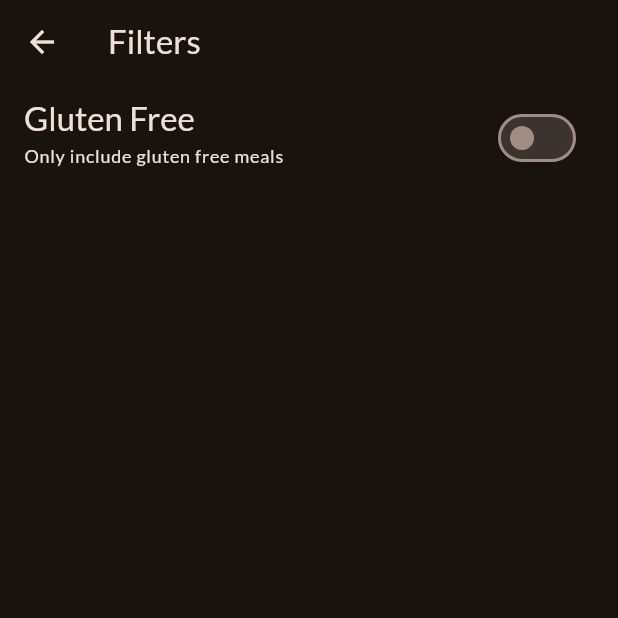
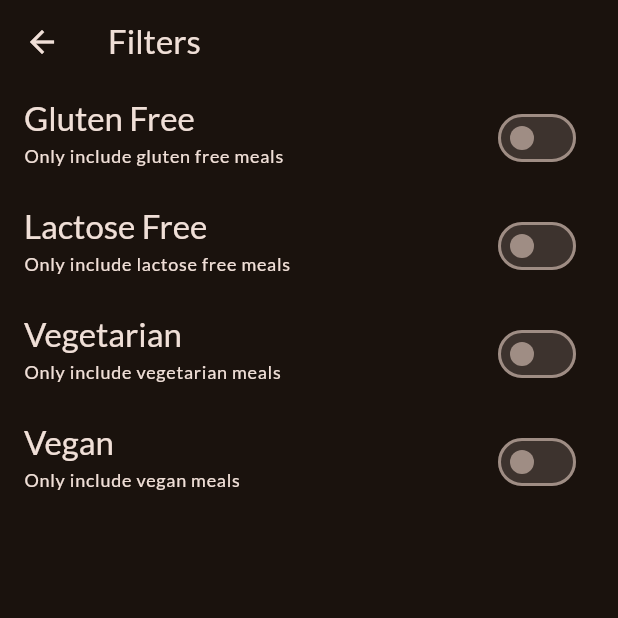
Before and after one commit to hamza5999/meals-app-riverpod, a Flutter app: the FiltersScreen screen opened directly, on a phone screen of 412 x 824 dp, the top half of it. Run offline on Flutter 3.47's test engine with Material 3 defaults, Android fonts, the phone set to English and light mode, and no system bars; our stand-ins replace google_fonts, transparent_image.

Commit message:
Add more filter switches and shown filtersScreen

```diff
--- a/lib/screens/filters.dart
+++ b/lib/screens/filters.dart
@@ -11,6 +11,9 @@ class FiltersScreen extends StatefulWidget {
 
 class _FiltersScreenState extends State<FiltersScreen> {
   bool _glutenFreeFilterSet = false;
+  bool _lactoseFreeFilterSet = false;
+  bool _vegetarianFilterSet = false;
+  bool _veganFilterSet = false;
 
   @override
   Widget build(BuildContext context) {
@@ -40,6 +43,69 @@ class _FiltersScreenState extends State<FiltersScreen> {
                   ),
             ),
             activeColor: Theme.of(context).colorScheme.tertiary,
+          ),
+          SwitchListTile(
+            value: _lactoseFreeFilterSet,
+            onChanged: (isChecked) {
+              setState(() {
+                _lactoseFreeFilterSet = isChecked;
+              });
+            },
+            title: Text(
+              'Lactose Free',
+              style: Theme.of(context).textTheme.titleLarge!.copyWith(
+                    color: Theme.of(context).colorScheme.onBackground,
+                  ),
+            ),
+            subtitle: Text(
+              'Only include lactose free meals',
+              style: Theme.of(context).textTheme.labelMedium!.copyWith(
+                    color: Theme.of(context).colorScheme.onBackground,
+                  ),
+            ),
+            activeColor: Theme.of(context).colorScheme.tertiary,
+          ),
+          SwitchListTile(
+            value: _vegetarianFilterSet,
+            onChanged: (isChecked) {
+              setState(() {
+                _vegetarianFilterSet = isChecked;
+              });
+            },
+            title: Text(
+              'Vegetarian',
+              style: Theme.of(context).textTheme.titleLarge!.copyWith(
+                    color: Theme.of(context).colorScheme.onBackground,
+                  ),
+            ),
+            subtitle: Text(
+              'Only include vegetarian meals',
+              style: Theme.of(context).textTheme.labelMedium!.copyWith(
+                    color: Theme.of(context).colorScheme.onBackground,
+                  ),
+            ),
+            activeColor: Theme.of(context).colorScheme.tertiary,
+          ),
+          SwitchListTile(
+            value: _veganFilterSet,
+            onChanged: (isChecked) {
+              setState(() {
+                _veganFilterSet = isChecked;
+              });
+            },
+            title: Text(
+              'Vegan',
+              style: Theme.of(context).textTheme.titleLarge!.copyWith(
+                    color: Theme.of(context).colorScheme.onBackground,
+                  ),
+            ),
+            subtitle: Text(
+              'Only include vegan meals',
+              style: Theme.of(context).textTheme.labelMedium!.copyWith(
+                    color: Theme.of(context).colorScheme.onBackground,
+                  ),
+            ),
+            activeColor: Theme.of(context).colorScheme.tertiary,
           )
         ],
       ),
--- a/lib/screens/tabs.dart
+++ b/lib/screens/tabs.dart
@@ -1,6 +1,7 @@
 import 'package:flutter/material.dart';
 import 'package:meals_app/models/meal.dart';
 import 'package:meals_app/screens/categories.dart';
+import 'package:meals_app/screens/filters.dart';
 import 'package:meals_app/screens/meals.dart';
 import 'package:meals_app/widgets/main_drawer.dart';
 
@@ -49,11 +50,23 @@ class _TabsScreenState extends State<TabsScreen> {
   }
 
   void _setScreen(String identifier) {
+    Navigator.of(context).pop(); // just close the drawer as we are already
+    // in the tabs screen. We don't need to navigate to the tabs screen as
+    // doing that would be redundent
+
+    // we want to close the drawer everytime before going to any screen so
+    // adding it at the start of the function - code improvement
     if (identifier == 'filters') {
-    } else {
-      Navigator.of(context).pop(); // just close the drawer as we are already
-      // in the tabs screen. We don't need to navigate to the tabs screen as
-      // doing that would be redundent
+      // we can also use Navigator.of(context).pushReplacement() instead of this
+      // Navigator.of(context).push() if we dont want to go back on back button
+      // press it will simply replace the screen instead of adding it on top of
+      // the stack so the back button won't move us to the previous screen
+
+      Navigator.of(context).push(
+        MaterialPageRoute(
+          builder: ((context) => const FiltersScreen()),
+        ),
+      );
     }
   }
 
```
